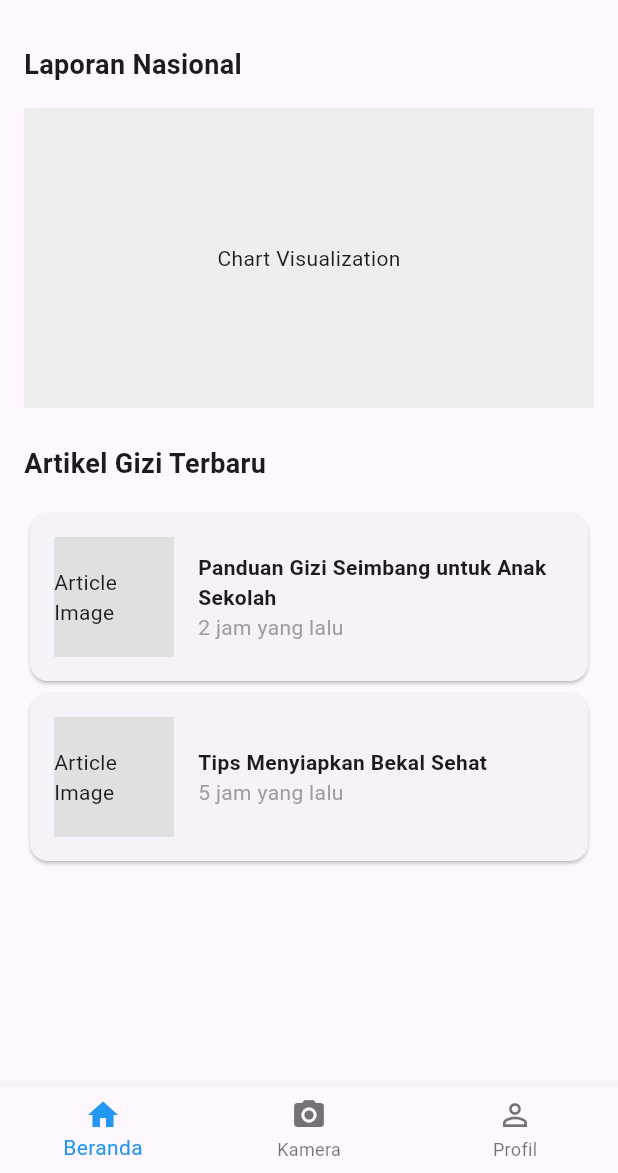
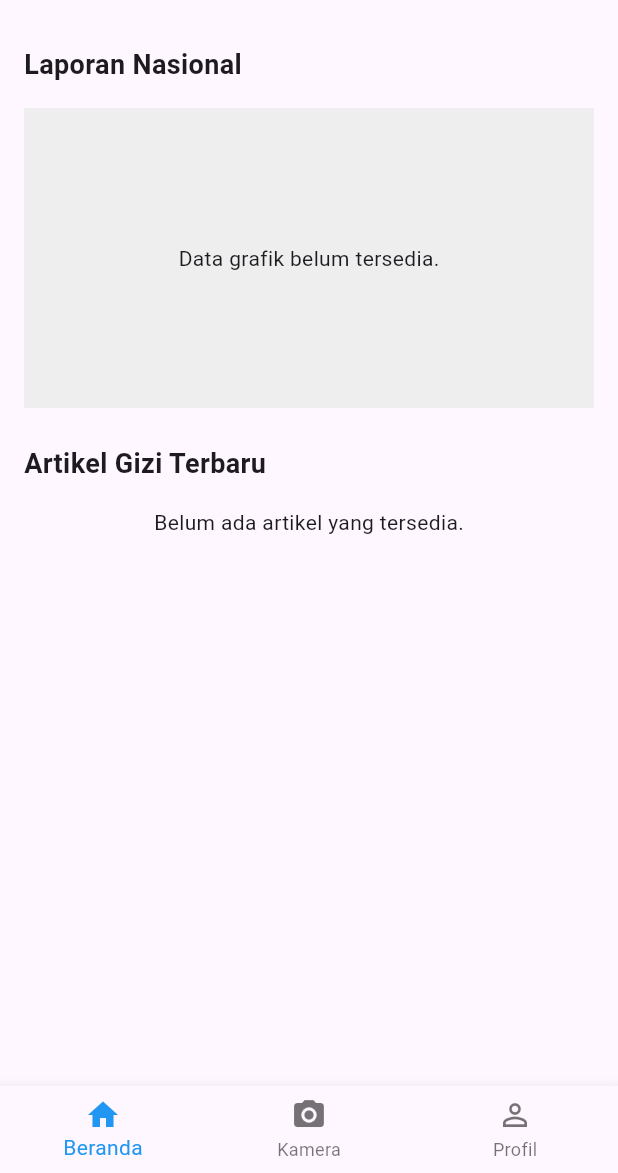
Before and after one commit to ipaddr/MPLJJ25-138-KEL-11, a Flutter app: the screen it shows once a user with an empty profile is signed in, on a phone screen of 412 x 824 dp, the part 63-1236 px from its top. Run offline on Flutter 3.47's test engine with Material 3 defaults, Android fonts, the light colour scheme and no system bars; our stand-ins replace cached_network_image, cloud_firestore, firebase_auth, firebase_core, firebase_storage, fl_chart and 3 more; accounts and stored records are empty.

Commit message:
step-7
membuat widget untuk grafik line penerima makan siang gratis setiap bulan dan menghubungkan ke firestore dan juga menghubungkan article dan pending registrasi ke firestore

```diff
--- a/siginas/lib/services/firestore_service.dart
+++ b/siginas/lib/services/firestore_service.dart
@@ -186,7 +186,7 @@ class FirestoreService {
     print('DEBUG (FirestoreService): Streaming national stats...');
     return _firestore
         .collection('national_stats')
-        .doc('summary')
+        .doc('Gl14eP7zjqub64AAhWfR')
         .snapshots()
         .map((snapshot) {
       if (snapshot.exists) {
--- a/siginas/lib/views/home_screen.dart
+++ b/siginas/lib/views/home_screen.dart
@@ -2,6 +2,9 @@ import 'package:flutter/material.dart';
 import 'package:siginas/views/all_pending_registration.dart';
 import 'package:siginas/views/article_screen.dart';
 import 'package:siginas/views/chatbot/chatbot_screen.dart';
+import 'package:siginas/services/firestore_service.dart';
+import 'package:siginas/widgets/monthly_recipient_chart.dart'; // Import widget grafik baru
+import 'package:cloud_firestore/cloud_firestore.dart';
 
 class HomeScreen extends StatefulWidget {
   final String role;
@@ -15,42 +18,6 @@ class HomeScreen extends StatefulWidget {
 class _HomeScreenState extends State<HomeScreen> {
   @override
   Widget build(BuildContext context) {
-    // Contoh data lengkap pendaftaran tertunda
-    final List<Map<String, dynamic>> _allPendingRegistrations = [
-      {
-        'namaSekolah': 'SD Negeri 1 Jakarta',
-        'alamat': 'Jakarta Pusat',
-        'jumlahSiswa': 300,
-        'email': 'sdn1@jakarta.go.id',
-        'npsn': '10101010'
-      },
-      {
-        'namaSekolah': 'SMP Negeri 3 Surabaya',
-        'alamat': 'Surabaya Timur',
-        'jumlahSiswa': 450,
-        'email': 'smpn3@surabaya.go.id',
-        'npsn': '20202020'
-      },
-      {
-        'namaSekolah': 'SD Negeri 5 Bandung',
-        'alamat': 'Bandung Barat',
-        'jumlahSiswa': 350,
-        'email': 'sdn5@bandung.go.id',
-        'npsn': '10303030'
-      },
-      {
-        'namaSekolah': 'SMA Negeri 2 Yogyakarta',
-        'alamat': 'Yogyakarta Kota',
-        'jumlahSiswa': 500,
-        'email': 'sman2@yogyakarta.go.id',
-        'npsn': '30404040'
-      },
-      // ... tambahkan data lainnya
-    ];
-
-    final List<Map<String, dynamic>> _limitedPendingRegistrations =
-        _allPendingRegistrations.take(3).toList();
-
     return Scaffold(
       appBar: AppBar(
         title: const Text('SiGiNas'),
@@ -59,7 +26,6 @@ class _HomeScreenState extends State<HomeScreen> {
             icon: const Icon(Icons.chat_bubble_outline),
             tooltip: 'Chatbot',
             onPressed: () {
-              // Navigasi ke ChatBotScreen
               Navigator.push(
                 context,
                 MaterialPageRoute(
@@ -80,27 +46,65 @@ class _HomeScreenState extends State<HomeScreen> {
               style: TextStyle(fontSize: 18.0, fontWeight: FontWeight.bold),
             ),
             const SizedBox(height: 16.0),
-            _buildMonthlyRecipientChart(),
+
+            // Widget chart yang sudah dipisah ke file baru
+            const MonthlyRecipientChart(),
+
+            const SizedBox(height: 24.0),
+
             if (widget.role == 'admin') ...[
               const SizedBox(height: 24.0),
-              // _buildTotalInfoCard(), // Anda bisa menambahkan ini jika diperlukan
+              _buildPendingRegistrationsSection(context),
               const SizedBox(height: 24.0),
+            ],
+
+            const Text(
+              'Artikel Gizi Terbaru',
+              style: TextStyle(fontSize: 18.0, fontWeight: FontWeight.bold),
+            ),
+            const SizedBox(height: 16.0),
+            _buildArticlesFromFirestore(context),
+          ],
+        ),
+      ),
+    );
+  }
+
+  Widget _buildPendingRegistrationsSection(BuildContext context) {
+    return StreamBuilder<List<Map<String, dynamic>>>(
+      stream: FirestoreService().streamPendingRegistrations(),
+      builder: (context, snapshot) {
+        if (snapshot.connectionState == ConnectionState.waiting) {
+          return const Center(child: CircularProgressIndicator());
+        }
+        if (snapshot.hasError) {
+          return Center(child: Text('Error: ${snapshot.error}'));
+        }
+        if (!snapshot.hasData || snapshot.data!.isEmpty) {
+          return const SizedBox.shrink();
+        }
+
+        final allPending = snapshot.data!;
+        final List<Map<String, dynamic>> limitedPending =
+            allPending.take(3).toList();
+
+        return Column(
+          crossAxisAlignment: CrossAxisAlignment.start,
+          children: [
             Row(
               mainAxisAlignment: MainAxisAlignment.spaceBetween,
               children: [
                 const Text(
                   'Pendaftaran Tertunda',
-                    style:
-                        TextStyle(fontSize: 18.0, fontWeight: FontWeight.bold),
+                  style: TextStyle(fontSize: 18.0, fontWeight: FontWeight.bold),
                 ),
                 TextButton(
                   onPressed: () {
-                      // Navigasi ke AllPendingRegistrationsScreen
                     Navigator.push(
                       context,
                       MaterialPageRoute(
                         builder: (context) => AllPendingRegistrationsScreen(
-                            allPendingRegistrations: _allPendingRegistrations,
+                          allPendingRegistrations: allPending,
                         ),
                       ),
                     );
@@ -110,102 +114,149 @@ class _HomeScreenState extends State<HomeScreen> {
               ],
             ),
             const SizedBox(height: 16.0),
-              _buildLimitedPendingRegistrations(_limitedPendingRegistrations),
-            ],
-            const SizedBox(height: 24.0),
-            const Text(
-              'Artikel Gizi Terbaru',
-              style: TextStyle(fontSize: 18.0, fontWeight: FontWeight.bold),
-            ),
-            const SizedBox(height: 16.0),
-            _buildNutritionalArticleList(context),
-          ],
-        ),
-      ),
-    );
-  }
-
-  Widget _buildMonthlyRecipientChart() {
-    return Container(
-      height: 200,
-      color: Colors.grey[200],
-      child: const Center(
-        child: Text('Chart Visualization'),
-      ),
-    );
-  }
-
-  Widget _buildLimitedPendingRegistrations(
-      List<Map<String, dynamic>> registrations) {
-    return ListView.builder(
+            ListView.separated(
               shrinkWrap: true,
               physics: const NeverScrollableScrollPhysics(),
-      itemCount: registrations.length,
+              itemCount: limitedPending.length,
+              separatorBuilder: (context, index) => const Divider(),
               itemBuilder: (context, index) {
-        final registration = registrations[index];
+                final registration = limitedPending[index];
                 return ListTile(
-          title: Text(registration['namaSekolah'] ?? 'Nama Sekolah'),
-          subtitle: Text(registration['alamat'] ?? 'Alamat belum tersedia'),
+                  title: Text(registration['nama_sekolah'] ??
+                      'Nama Sekolah Tidak Tersedia'),
+                  subtitle:
+                      Text(registration['alamat'] ?? 'Alamat Tidak Tersedia'),
+                  trailing: const Icon(Icons.arrow_forward_ios),
+                  onTap: () {
+                    // Tambahkan navigasi ke detail jika diperlukan
+                  },
+                );
+              },
+            ),
+          ],
         );
       },
     );
   }
 
-  Widget _buildNutritionalArticleList(BuildContext context) {
-    final List<ArticleData> articles = [
-      ArticleData(
-        title: 'Panduan Gizi Seimbang untuk Anak Sekolah',
-        timeAgo: '2 jam yang lalu',
-        content: 'Isi lengkap artikel panduan gizi seimbang...',
-      ),
-      ArticleData(
-        title: 'Tips Menyiapkan Bekal Sehat',
-        timeAgo: '5 jam yang lalu',
-        content: 'Berbagai tips praktis untuk menyiapkan bekal sehat...',
-      ),
-    ];
+  Widget _buildArticlesFromFirestore(BuildContext context) {
+    return StreamBuilder<List<Map<String, dynamic>>>(
+      stream: FirestoreService().streamArticles(),
+      builder: (context, snapshot) {
+        if (snapshot.connectionState == ConnectionState.waiting) {
+          return const Center(child: CircularProgressIndicator());
+        }
+        if (snapshot.hasError) {
+          return Center(child: Text('Gagal memuat artikel: ${snapshot.error}'));
+        }
+        if (!snapshot.hasData || snapshot.data!.isEmpty) {
+          return const Center(child: Text('Belum ada artikel yang tersedia.'));
+        }
 
-    return Column(
-      children: articles
-          .map((article) => _buildArticleItem(article, context))
-          .toList(),
+        final articles = snapshot.data!;
+
+        return ListView.builder(
+          shrinkWrap: true,
+          physics: const NeverScrollableScrollPhysics(),
+          itemCount: articles.length,
+          itemBuilder: (context, index) {
+            final article = articles[index];
+            Timestamp? publishDate = article['publish_date'] as Timestamp?;
+            String formattedDate = publishDate != null
+                ? '${publishDate.toDate().day} ${[
+                    'Jan',
+                    'Feb',
+                    'Mar',
+                    'Apr',
+                    'Mei',
+                    'Jun',
+                    'Jul',
+                    'Agu',
+                    'Sep',
+                    'Okt',
+                    'Nov',
+                    'Des'
+                  ][publishDate.toDate().month - 1]} ${publishDate.toDate().year}'
+                : 'Tanggal tidak tersedia';
+
+            String timeAgo = ''; // Placeholder jika ingin fitur "X jam lalu"
+
+            return _buildArticleItem(
+              context: context,
+              title: article['title'] ?? 'Judul Tidak Tersedia',
+              timeAgo: timeAgo,
+              content: article['content'] ?? 'Konten tidak tersedia',
+              imageUrl: article['image_url'],
+              authorDate: formattedDate,
+              readTime: '${article['read_time_minutes'] ?? 0} menit baca',
+            );
+          },
+        );
+      },
     );
   }
 
-  Widget _buildArticleItem(ArticleData article, BuildContext context) {
+  Widget _buildArticleItem({
+    required BuildContext context,
+    required String title,
+    required String timeAgo,
+    required String content,
+    String? imageUrl,
+    required String authorDate,
+    required String readTime,
+  }) {
     return InkWell(
       onTap: () {
         Navigator.push(
           context,
           MaterialPageRoute(
             builder: (context) => ArticleScreen(
-              title: article.title,
-              authorDate: 'Tanggal Artikel',
-              readTime: 'Waktu Baca',
-              content: article.content,
+              title: title,
+              authorDate: authorDate,
+              readTime: readTime,
+              content: content,
+              imageUrl: imageUrl,
             ),
           ),
         );
       },
       child: Card(
+        margin: const EdgeInsets.only(bottom: 16.0),
         child: Padding(
           padding: const EdgeInsets.all(16.0),
           child: Row(
+            crossAxisAlignment: CrossAxisAlignment.start,
             children: [
               Container(
                 width: 80,
                 height: 80,
                 color: Colors.grey[300],
-                child: const Center(child: Text('Article Image')),
+                child: imageUrl != null && imageUrl.isNotEmpty
+                    ? Image.network(
+                        imageUrl,
+                        fit: BoxFit.cover,
+                        errorBuilder: (context, error, stackTrace) =>
+                            const Center(child: Icon(Icons.broken_image)),
+                      )
+                    : const Center(child: Text('No Image')),
               ),
               const SizedBox(width: 16.0),
               Expanded(
                 child: Column(
                   crossAxisAlignment: CrossAxisAlignment.start,
                   children: [
-                    Text(article.title,
-                        style: const TextStyle(fontWeight: FontWeight.bold)),
-                    Text(article.timeAgo, style: TextStyle(color: Colors.grey)),
+                    Text(
+                      title,
+                      style: const TextStyle(
+                          fontWeight: FontWeight.bold, fontSize: 16.0),
+                      maxLines: 2,
+                      overflow: TextOverflow.ellipsis,
+                    ),
+                    const SizedBox(height: 4.0),
+                    Text(
+                      '$authorDate • $readTime',
+                      style: TextStyle(color: Colors.grey[600], fontSize: 12.0),
+                    ),
                   ],
                 ),
               ),
@@ -216,15 +267,3 @@ class _HomeScreenState extends State<HomeScreen> {
     );
   }
 }
-
-class ArticleData {
-  final String title;
-  final String timeAgo;
-  final String content;
-
-  ArticleData({
-    required this.title,
-    required this.timeAgo,
-    required this.content,
-  });
-}
--- /dev/null
+++ b/siginas/lib/widgets/monthly_recipient_chart.dart
@@ -0,0 +1,222 @@
+// lib/widgets/monthly_recipient_chart.dart
+import 'package:flutter/material.dart';
+import 'package:fl_chart/fl_chart.dart';
+import 'package:siginas/services/firestore_service.dart';
+
+class MonthlyRecipientChart extends StatelessWidget {
+  const MonthlyRecipientChart({super.key});
+
+  @override
+  Widget build(BuildContext context) {
+    return StreamBuilder<Map<String, dynamic>?>(
+      stream: FirestoreService().streamNationalStats(),
+      builder: (context, snapshot) {
+        if (snapshot.connectionState == ConnectionState.waiting) {
+          return Container(
+            height: 200,
+            color: Colors.grey[200],
+            child: const Center(child: CircularProgressIndicator()),
+          );
+        }
+        if (snapshot.hasError) {
+          return Container(
+            height: 200,
+            color: Colors.grey[200],
+            child:
+                Center(child: Text('Gagal memuat grafik: ${snapshot.error}')),
+          );
+        }
+        if (!snapshot.hasData ||
+            snapshot.data == null ||
+            snapshot.data!['monthly_growth_data'] == null) {
+          return Container(
+            height: 200,
+            color: Colors.grey[200],
+            child: const Center(child: Text('Data grafik belum tersedia.')),
+          );
+        }
+
+        final List<dynamic> chartDataRaw =
+            snapshot.data!['monthly_growth_data'] as List<dynamic>;
+        final List<Map<String, dynamic>> chartData =
+            chartDataRaw.cast<Map<String, dynamic>>();
+
+        chartData.sort((a, b) {
+          int yearA = a['year'] as int;
+          int yearB = b['year'] as int;
+          int monthIndexA = _getMonthIndex(a['month']);
+          int monthIndexB = _getMonthIndex(b['month']);
+          if (yearA != yearB) return yearA.compareTo(yearB);
+          return monthIndexA.compareTo(monthIndexB);
+        });
+
+        final List<FlSpot> spots = [];
+        double maxX = 0;
+        double maxY = 0;
+        double minY = double.infinity;
+        List<String> xLabels = [];
+
+        for (int i = 0; i < chartData.length; i++) {
+          final dataPoint = chartData[i];
+          final double students =
+              (dataPoint['students_receiving_meals'] as num?)?.toDouble() ??
+                  0.0;
+          spots.add(FlSpot(i.toDouble(), students));
+          if (i > maxX) maxX = i.toDouble();
+          if (students > maxY) maxY = students;
+          if (students < minY) minY = students;
+          xLabels.add('${dataPoint['month']} ${dataPoint['year']}');
+        }
+
+        double intervalY = (maxY - minY) / 4;
+        if (intervalY == 0 && maxY > 0) intervalY = maxY / 2;
+        if (intervalY == 0) intervalY = 1;
+
+        double yAxisPadding = maxY * 0.1;
+        if (yAxisPadding < 10 && maxY > 0) yAxisPadding = 10;
+        double finalMinY = (minY - yAxisPadding).clamp(0.0, double.infinity);
+        double finalMaxY = maxY + yAxisPadding;
+
+        return Container(
+          height: 250,
+          padding: const EdgeInsets.symmetric(horizontal: 16.0, vertical: 8.0),
+          decoration: BoxDecoration(
+            color: Colors.white,
+            borderRadius: BorderRadius.circular(8.0),
+            boxShadow: [
+              BoxShadow(
+                color: Colors.grey.withOpacity(0.2),
+                spreadRadius: 2,
+                blurRadius: 5,
+                offset: const Offset(0, 3),
+              ),
+            ],
+          ),
+          child: LineChart(
+            LineChartData(
+              gridData: FlGridData(
+                show: true,
+                drawVerticalLine: true,
+                horizontalInterval: intervalY,
+                verticalInterval: 1,
+                getDrawingHorizontalLine: (value) {
+                  return FlLine(
+                    color: Colors.grey.withOpacity(0.3),
+                    strokeWidth: 0.5,
+                  );
+                },
+                getDrawingVerticalLine: (value) {
+                  return FlLine(
+                    color: Colors.grey.withOpacity(0.3),
+                    strokeWidth: 0.5,
+                  );
+                },
+              ),
+              titlesData: FlTitlesData(
+                show: true,
+                rightTitles:
+                    AxisTitles(sideTitles: SideTitles(showTitles: false)),
+                topTitles:
+                    AxisTitles(sideTitles: SideTitles(showTitles: false)),
+                bottomTitles: AxisTitles(
+                  sideTitles: SideTitles(
+                    showTitles: true,
+                    reservedSize: 30,
+                    interval: 1,
+                    getTitlesWidget: (value, meta) {
+                      if (value.toInt() < xLabels.length &&
+                          value.toInt() >= 0) {
+                        return Padding(
+                          padding: const EdgeInsets.only(top: 8.0),
+                          child: Text(
+                            xLabels[value.toInt()],
+                            style: const TextStyle(
+                              color: Colors.black,
+                              fontWeight: FontWeight.bold,
+                              fontSize: 10,
+                            ),
+                          ),
+                        );
+                      }
+                      return const SizedBox.shrink();
+                    },
+                  ),
+                ),
+                leftTitles: AxisTitles(
+                  sideTitles: SideTitles(
+                    showTitles: true,
+                    reservedSize: 40,
+                    interval: intervalY.clamp(1.0, double.infinity),
+                    getTitlesWidget: (value, meta) {
+                      return Text(
+                        value.toInt().toString(),
+                        style: const TextStyle(
+                          color: Colors.black,
+                          fontWeight: FontWeight.bold,
+                          fontSize: 10,
+                        ),
+                      );
+                    },
+                  ),
+                ),
+              ),
+              borderData: FlBorderData(
+                show: true,
+                border: Border.all(color: const Color(0xff37434d), width: 1),
+              ),
+              minX: 0,
+              maxX: maxX,
+              minY: finalMinY,
+              maxY: finalMaxY,
+              lineBarsData: [
+                LineChartBarData(
+                  spots: spots,
+                  isCurved: true,
+                  color: Colors.blueAccent,
+                  barWidth: 3,
+                  isStrokeCapRound: true,
+                  dotData: const FlDotData(show: true),
+                  belowBarData: BarAreaData(
+                    show: true,
+                    color: Colors.blueAccent.withOpacity(0.3),
+                  ),
+                ),
+              ],
+            ),
+          ),
+        );
+      },
+    );
+  }
+
+  int _getMonthIndex(String monthName) {
+    switch (monthName) {
+      case 'Jan':
+        return 0;
+      case 'Feb':
+        return 1;
+      case 'Mar':
+        return 2;
+      case 'Apr':
+        return 3;
+      case 'May':
+        return 4;
+      case 'Jun':
+        return 5;
+      case 'Jul':
+        return 6;
+      case 'Aug':
+        return 7;
+      case 'Sept':
+        return 8;
+      case 'Oct':
+        return 9;
+      case 'Nov':
+        return 10;
+      case 'Dec':
+        return 11;
+      default:
+        return 0;
+    }
+  }
+}
--- a/siginas/pubspec.yaml
+++ b/siginas/pubspec.yaml
@@ -42,6 +42,7 @@ dependencies:
   image_picker: ^1.1.2
   flutter_image_compress: ^2.4.0
   cached_network_image: ^3.4.1
+  fl_chart: ^1.0.0
 
 dev_dependencies:
   flutter_test:
```
Also changed, not shown: siginas/lib/views/article_screen.dart (+17 -9 lines), siginas/pubspec.lock. Lines whose indentation alone changed are shown as unchanged.
